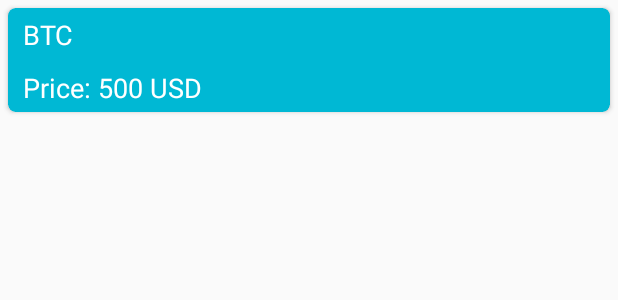
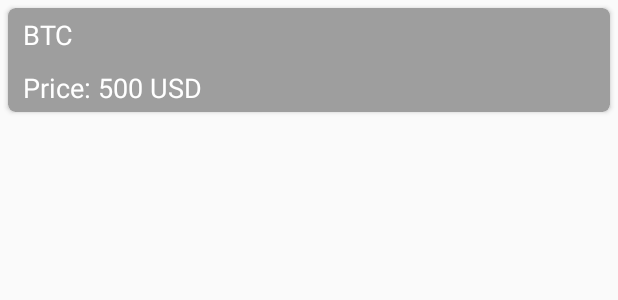
Before and after one commit to lpelczar/P16_Udacity_CryptoTracker, an Android app: the layout stock_item.xml on its own in the app's theme, with its tools: preview values and no code run, on a phone screen of 412 x 824 dp. Shown: the top 300 px of the screen. Run offline under Robolectric (Android 15) with nearby library versions, the phone set to English and light mode, and no system bars.

Commit message:
Modify colors of the UI

```diff
--- a/app/src/main/res/layout/stock_item.xml
+++ b/app/src/main/res/layout/stock_item.xml
@@ -13,7 +13,7 @@
         android:layout_gravity="center"
         android:layout_margin="5dp"
         android:elevation="3dp"
-        android:backgroundTint="#00B8D4"
+        android:backgroundTint="#9E9E9E"
         card_view:cardCornerRadius="5dp">
 
         <LinearLayout
--- a/app/src/main/res/values/colors.xml
+++ b/app/src/main/res/values/colors.xml
@@ -1,6 +1,6 @@
 <?xml version="1.0" encoding="utf-8"?>
 <resources>
-    <color name="colorPrimary">#3F51B5</color>
-    <color name="colorPrimaryDark">#303F9F</color>
-    <color name="colorAccent">#FF4081</color>
+    <color name="colorPrimary">#F44336</color>
+    <color name="colorPrimaryDark">#D32F2F</color>
+    <color name="colorAccent">#FAFAFA</color>
 </resources>
```
